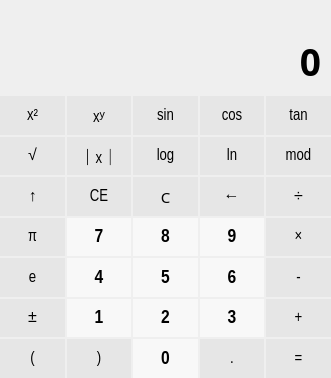
Before: the Qt Designer form template/content/calculator/scientific/scientific.ui in cmh1027/calculator, drawn with Qt 5.
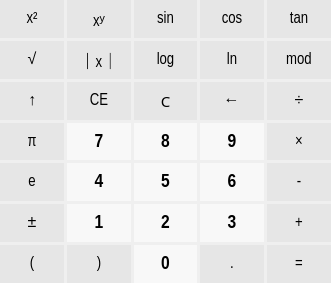
After: the same form once the commit is applied.

The edit to the form file:
```diff
--- a/template/content/calculator/scientific/scientific.ui
+++ b/template/content/calculator/scientific/scientific.ui
@@ -7,13 +7,13 @@
     <x>0</x>
     <y>0</y>
     <width>331</width>
-    <height>378</height>
+    <height>283</height>
    </rect>
   </property>
   <property name="windowTitle">
    <string>Form</string>
   </property>
-  <layout class="QVBoxLayout" name="verticalLayout_4">
+  <layout class="QGridLayout" name="gridLayout">
    <property name="leftMargin">
     <number>0</number>
    </property>
@@ -26,108 +26,12 @@
    <property name="bottomMargin">
     <number>0</number>
    </property>
-   <item>
-    <layout class="QVBoxLayout" name="verticalLayout">
      <property name="spacing">
-      <number>0</number>
-     </property>
-     <property name="leftMargin">
-      <number>0</number>
-     </property>
-     <property name="topMargin">
-      <number>0</number>
-     </property>
-     <property name="rightMargin">
-      <number>0</number>
-     </property>
-     <property name="bottomMargin">
-      <number>0</number>
-     </property>
-     <item>
-      <layout class="QVBoxLayout" name="verticalLayout_3">
-       <property name="rightMargin">
-        <number>10</number>
-       </property>
-       <item>
-        <widget class="QLabel" name="intermediateLabel">
+    <number>3</number>
+   </property>
+   <item row="0" column="0">
+    <widget class="QPushButton" name="sqrButton">
          <property name="sizePolicy">
-          <sizepolicy hsizetype="Preferred" vsizetype="Fixed">
-           <horstretch>0</horstretch>
-           <verstretch>0</verstretch>
-          </sizepolicy>
-         </property>
-         <property name="font">
-          <font>
-           <family>Agency FB</family>
-           <pointsize>14</pointsize>
-           <weight>75</weight>
-           <bold>true</bold>
-          </font>
-         </property>
-         <property name="styleSheet">
-          <string notr="true">color: rgb(175, 175, 175);</string>
-         </property>
-         <property name="text">
-          <string/>
-         </property>
-         <property name="alignment">
-          <set>Qt::AlignRight|Qt::AlignTrailing|Qt::AlignVCenter</set>
-         </property>
-        </widget>
-       </item>
-      </layout>
-     </item>
-     <item>
-      <layout class="QVBoxLayout" name="verticalLayout_2">
-       <property name="rightMargin">
-        <number>10</number>
-       </property>
-       <item>
-        <widget class="QLabel" name="resultLabel">
-         <property name="minimumSize">
-          <size>
-           <width>0</width>
-           <height>70</height>
-          </size>
-         </property>
-         <property name="font">
-          <font>
-           <family>Agency FB</family>
-           <pointsize>28</pointsize>
-           <weight>75</weight>
-           <bold>true</bold>
-          </font>
-         </property>
-         <property name="text">
-          <string>0</string>
-         </property>
-         <property name="alignment">
-          <set>Qt::AlignRight|Qt::AlignTrailing|Qt::AlignVCenter</set>
-         </property>
-        </widget>
-       </item>
-      </layout>
-     </item>
-     <item>
-      <layout class="QGridLayout" name="buttonLayout">
-       <property name="leftMargin">
-        <number>0</number>
-       </property>
-       <property name="topMargin">
-        <number>0</number>
-       </property>
-       <property name="rightMargin">
-        <number>0</number>
-       </property>
-       <property name="bottomMargin">
-        <number>0</number>
-       </property>
-       <property name="spacing">
-        <number>2</number>
-       </property>
-       <item row="6" column="2">
-        <widget class="QPushButton" name="num0Button">
-         <property name="sizePolicy">
           <sizepolicy hsizetype="Expanding" vsizetype="Expanding">
            <horstretch>0</horstretch>
            <verstretch>0</verstretch>
@@ -142,23 +46,21 @@
          <property name="font">
           <font>
            <family>Arial Narrow</family>
-           <pointsize>14</pointsize>
-           <weight>75</weight>
-           <bold>true</bold>
+       <pointsize>12</pointsize>
           </font>
          </property>
          <property name="styleSheet">
-          <string notr="true">QPushButton{background-color: rgb(248, 248, 248);border: none;} 
+      <string notr="true">QPushButton{background-color: rgb(230, 230, 230);border: none;} 
 QPushButton:hover{background-color: rgb(195, 195, 195);}
 </string>
          </property>
          <property name="text">
-          <string>0</string>
+      <string>x²</string>
          </property>
         </widget>
        </item>
-       <item row="4" column="4">
-        <widget class="QPushButton" name="minusButton">
+   <item row="0" column="1">
+    <widget class="QPushButton" name="powButton">
          <property name="sizePolicy">
           <sizepolicy hsizetype="Expanding" vsizetype="Expanding">
            <horstretch>0</horstretch>
@@ -183,12 +85,12 @@
 </string>
          </property>
          <property name="text">
-          <string>-</string>
+      <string>xʸ</string>
          </property>
         </widget>
        </item>
-       <item row="1" column="4">
-        <widget class="QPushButton" name="modButton">
+   <item row="0" column="2">
+    <widget class="QPushButton" name="sinButton">
          <property name="sizePolicy">
           <sizepolicy hsizetype="Expanding" vsizetype="Expanding">
            <horstretch>0</horstretch>
@@ -213,12 +115,12 @@
 </string>
          </property>
          <property name="text">
-          <string>mod</string>
+      <string>sin</string>
          </property>
         </widget>
        </item>
-       <item row="3" column="0">
-        <widget class="QPushButton" name="piButton">
+   <item row="0" column="3">
+    <widget class="QPushButton" name="cosButton">
          <property name="sizePolicy">
           <sizepolicy hsizetype="Expanding" vsizetype="Expanding">
            <horstretch>0</horstretch>
@@ -243,7 +145,7 @@
 </string>
          </property>
          <property name="text">
-          <string>π</string>
+      <string>cos</string>
          </property>
         </widget>
        </item>
@@ -277,6 +179,96 @@
          </property>
         </widget>
        </item>
+   <item row="1" column="0">
+    <widget class="QPushButton" name="sqrtButton">
+     <property name="sizePolicy">
+      <sizepolicy hsizetype="Expanding" vsizetype="Expanding">
+       <horstretch>0</horstretch>
+       <verstretch>0</verstretch>
+      </sizepolicy>
+     </property>
+     <property name="minimumSize">
+      <size>
+       <width>55</width>
+       <height>30</height>
+      </size>
+     </property>
+     <property name="font">
+      <font>
+       <family>Arial Narrow</family>
+       <pointsize>12</pointsize>
+      </font>
+     </property>
+     <property name="styleSheet">
+      <string notr="true">QPushButton{background-color: rgb(230, 230, 230);border: none;} 
+QPushButton:hover{background-color: rgb(195, 195, 195);}
+</string>
+     </property>
+     <property name="text">
+      <string>√</string>
+     </property>
+    </widget>
+   </item>
+   <item row="1" column="1">
+    <widget class="QPushButton" name="absButton">
+     <property name="sizePolicy">
+      <sizepolicy hsizetype="Expanding" vsizetype="Expanding">
+       <horstretch>0</horstretch>
+       <verstretch>0</verstretch>
+      </sizepolicy>
+     </property>
+     <property name="minimumSize">
+      <size>
+       <width>55</width>
+       <height>30</height>
+      </size>
+     </property>
+     <property name="font">
+      <font>
+       <family>Arial Narrow</family>
+       <pointsize>12</pointsize>
+      </font>
+     </property>
+     <property name="styleSheet">
+      <string notr="true">QPushButton{background-color: rgb(230, 230, 230);border: none;} 
+QPushButton:hover{background-color: rgb(195, 195, 195);}
+</string>
+     </property>
+     <property name="text">
+      <string>｜x｜</string>
+     </property>
+    </widget>
+   </item>
+   <item row="1" column="2">
+    <widget class="QPushButton" name="logButton">
+     <property name="sizePolicy">
+      <sizepolicy hsizetype="Expanding" vsizetype="Expanding">
+       <horstretch>0</horstretch>
+       <verstretch>0</verstretch>
+      </sizepolicy>
+     </property>
+     <property name="minimumSize">
+      <size>
+       <width>55</width>
+       <height>30</height>
+      </size>
+     </property>
+     <property name="font">
+      <font>
+       <family>Arial Narrow</family>
+       <pointsize>12</pointsize>
+      </font>
+     </property>
+     <property name="styleSheet">
+      <string notr="true">QPushButton{background-color: rgb(230, 230, 230);border: none;} 
+QPushButton:hover{background-color: rgb(195, 195, 195);}
+</string>
+     </property>
+     <property name="text">
+      <string>log</string>
+     </property>
+    </widget>
+   </item>
        <item row="1" column="3">
         <widget class="QPushButton" name="lnButton">
          <property name="sizePolicy">
@@ -307,6 +299,66 @@
          </property>
         </widget>
        </item>
+   <item row="1" column="4">
+    <widget class="QPushButton" name="modButton">
+     <property name="sizePolicy">
+      <sizepolicy hsizetype="Expanding" vsizetype="Expanding">
+       <horstretch>0</horstretch>
+       <verstretch>0</verstretch>
+      </sizepolicy>
+     </property>
+     <property name="minimumSize">
+      <size>
+       <width>55</width>
+       <height>30</height>
+      </size>
+     </property>
+     <property name="font">
+      <font>
+       <family>Arial Narrow</family>
+       <pointsize>12</pointsize>
+      </font>
+     </property>
+     <property name="styleSheet">
+      <string notr="true">QPushButton{background-color: rgb(230, 230, 230);border: none;} 
+QPushButton:hover{background-color: rgb(195, 195, 195);}
+</string>
+     </property>
+     <property name="text">
+      <string>mod</string>
+     </property>
+    </widget>
+   </item>
+   <item row="2" column="0">
+    <widget class="QPushButton" name="changeButton">
+     <property name="sizePolicy">
+      <sizepolicy hsizetype="Expanding" vsizetype="Expanding">
+       <horstretch>0</horstretch>
+       <verstretch>0</verstretch>
+      </sizepolicy>
+     </property>
+     <property name="minimumSize">
+      <size>
+       <width>55</width>
+       <height>30</height>
+      </size>
+     </property>
+     <property name="font">
+      <font>
+       <family>Arial Narrow</family>
+       <pointsize>12</pointsize>
+      </font>
+     </property>
+     <property name="styleSheet">
+      <string notr="true">QPushButton{background-color: rgb(230, 230, 230);border: none;} 
+QPushButton:hover{background-color: rgb(195, 195, 195);}
+</string>
+     </property>
+     <property name="text">
+      <string>↑</string>
+     </property>
+    </widget>
+   </item>
        <item row="2" column="1">
         <widget class="QPushButton" name="ceButton">
          <property name="sizePolicy">
@@ -337,36 +389,6 @@
          </property>
         </widget>
        </item>
-       <item row="1" column="2">
-        <widget class="QPushButton" name="logButton">
-         <property name="sizePolicy">
-          <sizepolicy hsizetype="Expanding" vsizetype="Expanding">
-           <horstretch>0</horstretch>
-           <verstretch>0</verstretch>
-          </sizepolicy>
-         </property>
-         <property name="minimumSize">
-          <size>
-           <width>55</width>
-           <height>30</height>
-          </size>
-         </property>
-         <property name="font">
-          <font>
-           <family>Arial Narrow</family>
-           <pointsize>12</pointsize>
-          </font>
-         </property>
-         <property name="styleSheet">
-          <string notr="true">QPushButton{background-color: rgb(230, 230, 230);border: none;} 
-QPushButton:hover{background-color: rgb(195, 195, 195);}
-</string>
-         </property>
-         <property name="text">
-          <string>log</string>
-         </property>
-        </widget>
-       </item>
        <item row="2" column="2">
         <widget class="QPushButton" name="cbutton">
          <property name="sizePolicy">
@@ -397,36 +419,6 @@
          </property>
         </widget>
        </item>
-       <item row="0" column="3">
-        <widget class="QPushButton" name="cosButton">
-         <property name="sizePolicy">
-          <sizepolicy hsizetype="Expanding" vsizetype="Expanding">
-           <horstretch>0</horstretch>
-           <verstretch>0</verstretch>
-          </sizepolicy>
-         </property>
-         <property name="minimumSize">
-          <size>
-           <width>55</width>
-           <height>30</height>
-          </size>
-         </property>
-         <property name="font">
-          <font>
-           <family>Arial Narrow</family>
-           <pointsize>12</pointsize>
-          </font>
-         </property>
-         <property name="styleSheet">
-          <string notr="true">QPushButton{background-color: rgb(230, 230, 230);border: none;} 
-QPushButton:hover{background-color: rgb(195, 195, 195);}
-</string>
-         </property>
-         <property name="text">
-          <string>cos</string>
-         </property>
-        </widget>
-       </item>
        <item row="2" column="3">
         <widget class="QPushButton" name="eraseButton">
          <property name="sizePolicy">
@@ -457,8 +449,8 @@
          </property>
         </widget>
        </item>
-       <item row="0" column="2">
-        <widget class="QPushButton" name="sinButton">
+   <item row="2" column="4">
+    <widget class="QPushButton" name="divideButton">
          <property name="sizePolicy">
           <sizepolicy hsizetype="Expanding" vsizetype="Expanding">
            <horstretch>0</horstretch>
@@ -483,12 +475,12 @@
 </string>
          </property>
          <property name="text">
-          <string>sin</string>
+      <string>÷</string>
          </property>
         </widget>
        </item>
-       <item row="0" column="1">
-        <widget class="QPushButton" name="powButton">
+   <item row="3" column="0">
+    <widget class="QPushButton" name="piButton">
          <property name="sizePolicy">
           <sizepolicy hsizetype="Expanding" vsizetype="Expanding">
            <horstretch>0</horstretch>
@@ -513,129 +505,7 @@
 </string>
          </property>
          <property name="text">
-          <string>xʸ</string>
-         </property>
-        </widget>
-       </item>
-       <item row="1" column="0">
-        <widget class="QPushButton" name="sqrtButton">
-         <property name="sizePolicy">
-          <sizepolicy hsizetype="Expanding" vsizetype="Expanding">
-           <horstretch>0</horstretch>
-           <verstretch>0</verstretch>
-          </sizepolicy>
-         </property>
-         <property name="minimumSize">
-          <size>
-           <width>55</width>
-           <height>30</height>
-          </size>
-         </property>
-         <property name="font">
-          <font>
-           <family>Arial Narrow</family>
-           <pointsize>12</pointsize>
-          </font>
-         </property>
-         <property name="styleSheet">
-          <string notr="true">QPushButton{background-color: rgb(230, 230, 230);border: none;} 
-QPushButton:hover{background-color: rgb(195, 195, 195);}
-</string>
-         </property>
-         <property name="text">
-          <string>√</string>
-         </property>
-        </widget>
-       </item>
-       <item row="3" column="2">
-        <widget class="QPushButton" name="num8Button">
-         <property name="sizePolicy">
-          <sizepolicy hsizetype="Expanding" vsizetype="Expanding">
-           <horstretch>0</horstretch>
-           <verstretch>0</verstretch>
-          </sizepolicy>
-         </property>
-         <property name="minimumSize">
-          <size>
-           <width>55</width>
-           <height>30</height>
-          </size>
-         </property>
-         <property name="font">
-          <font>
-           <family>Arial Narrow</family>
-           <pointsize>14</pointsize>
-           <weight>75</weight>
-           <bold>true</bold>
-          </font>
-         </property>
-         <property name="styleSheet">
-          <string notr="true">QPushButton{background-color: rgb(248, 248, 248);border: none;} 
-QPushButton:hover{background-color: rgb(195, 195, 195);}
-</string>
-         </property>
-         <property name="text">
-          <string>8</string>
-         </property>
-        </widget>
-       </item>
-       <item row="1" column="1">
-        <widget class="QPushButton" name="absButton">
-         <property name="sizePolicy">
-          <sizepolicy hsizetype="Expanding" vsizetype="Expanding">
-           <horstretch>0</horstretch>
-           <verstretch>0</verstretch>
-          </sizepolicy>
-         </property>
-         <property name="minimumSize">
-          <size>
-           <width>55</width>
-           <height>30</height>
-          </size>
-         </property>
-         <property name="font">
-          <font>
-           <family>Arial Narrow</family>
-           <pointsize>12</pointsize>
-          </font>
-         </property>
-         <property name="styleSheet">
-          <string notr="true">QPushButton{background-color: rgb(230, 230, 230);border: none;} 
-QPushButton:hover{background-color: rgb(195, 195, 195);}
-</string>
-         </property>
-         <property name="text">
-          <string>｜x｜</string>
-         </property>
-        </widget>
-       </item>
-       <item row="5" column="0">
-        <widget class="QPushButton" name="negateButton">
-         <property name="sizePolicy">
-          <sizepolicy hsizetype="Expanding" vsizetype="Expanding">
-           <horstretch>0</horstretch>
-           <verstretch>0</verstretch>
-          </sizepolicy>
-         </property>
-         <property name="minimumSize">
-          <size>
-           <width>55</width>
-           <height>30</height>
-          </size>
-         </property>
-         <property name="font">
-          <font>
-           <family>Arial Narrow</family>
-           <pointsize>12</pointsize>
-          </font>
-         </property>
-         <property name="styleSheet">
-          <string notr="true">QPushButton{background-color: rgb(230, 230, 230);border: none;} 
-QPushButton:hover{background-color: rgb(195, 195, 195);}
-</string>
-         </property>
-         <property name="text">
-          <string>±</string>
+      <string>π</string>
          </property>
         </widget>
        </item>
@@ -671,8 +541,8 @@
          </property>
         </widget>
        </item>
-       <item row="4" column="1">
-        <widget class="QPushButton" name="num4Button">
+   <item row="3" column="2">
+    <widget class="QPushButton" name="num8Button">
          <property name="sizePolicy">
           <sizepolicy hsizetype="Expanding" vsizetype="Expanding">
            <horstretch>0</horstretch>
@@ -699,7 +569,7 @@
 </string>
          </property>
          <property name="text">
-          <string>4</string>
+      <string>8</string>
          </property>
         </widget>
        </item>
@@ -735,6 +605,98 @@
          </property>
         </widget>
        </item>
+   <item row="3" column="4">
+    <widget class="QPushButton" name="multiplyButton">
+     <property name="sizePolicy">
+      <sizepolicy hsizetype="Expanding" vsizetype="Expanding">
+       <horstretch>0</horstretch>
+       <verstretch>0</verstretch>
+      </sizepolicy>
+     </property>
+     <property name="minimumSize">
+      <size>
+       <width>55</width>
+       <height>30</height>
+      </size>
+     </property>
+     <property name="font">
+      <font>
+       <family>Arial Narrow</family>
+       <pointsize>12</pointsize>
+      </font>
+     </property>
+     <property name="styleSheet">
+      <string notr="true">QPushButton{background-color: rgb(230, 230, 230);border: none;} 
+QPushButton:hover{background-color: rgb(195, 195, 195);}
+</string>
+     </property>
+     <property name="text">
+      <string>×</string>
+     </property>
+    </widget>
+   </item>
+   <item row="4" column="0">
+    <widget class="QPushButton" name="eButton">
+     <property name="sizePolicy">
+      <sizepolicy hsizetype="Expanding" vsizetype="Expanding">
+       <horstretch>0</horstretch>
+       <verstretch>0</verstretch>
+      </sizepolicy>
+     </property>
+     <property name="minimumSize">
+      <size>
+       <width>55</width>
+       <height>30</height>
+      </size>
+     </property>
+     <property name="font">
+      <font>
+       <family>Arial Narrow</family>
+       <pointsize>12</pointsize>
+      </font>
+     </property>
+     <property name="styleSheet">
+      <string notr="true">QPushButton{background-color: rgb(230, 230, 230);border: none;} 
+QPushButton:hover{background-color: rgb(195, 195, 195);}
+</string>
+     </property>
+     <property name="text">
+      <string>e</string>
+     </property>
+    </widget>
+   </item>
+   <item row="4" column="1">
+    <widget class="QPushButton" name="num4Button">
+     <property name="sizePolicy">
+      <sizepolicy hsizetype="Expanding" vsizetype="Expanding">
+       <horstretch>0</horstretch>
+       <verstretch>0</verstretch>
+      </sizepolicy>
+     </property>
+     <property name="minimumSize">
+      <size>
+       <width>55</width>
+       <height>30</height>
+      </size>
+     </property>
+     <property name="font">
+      <font>
+       <family>Arial Narrow</family>
+       <pointsize>14</pointsize>
+       <weight>75</weight>
+       <bold>true</bold>
+      </font>
+     </property>
+     <property name="styleSheet">
+      <string notr="true">QPushButton{background-color: rgb(248, 248, 248);border: none;} 
+QPushButton:hover{background-color: rgb(195, 195, 195);}
+</string>
+     </property>
+     <property name="text">
+      <string>4</string>
+     </property>
+    </widget>
+   </item>
        <item row="4" column="2">
         <widget class="QPushButton" name="num5Button">
          <property name="sizePolicy">
@@ -799,8 +761,8 @@
          </property>
         </widget>
        </item>
-       <item row="5" column="2">
-        <widget class="QPushButton" name="num2Button">
+   <item row="4" column="4">
+    <widget class="QPushButton" name="minusButton">
          <property name="sizePolicy">
           <sizepolicy hsizetype="Expanding" vsizetype="Expanding">
            <horstretch>0</horstretch>
@@ -816,18 +778,46 @@
          <property name="font">
           <font>
            <family>Arial Narrow</family>
-           <pointsize>14</pointsize>
-           <weight>75</weight>
-           <bold>true</bold>
+       <pointsize>12</pointsize>
           </font>
          </property>
          <property name="styleSheet">
-          <string notr="true">QPushButton{background-color: rgb(248, 248, 248);border: none;} 
+      <string notr="true">QPushButton{background-color: rgb(230, 230, 230);border: none;} 
 QPushButton:hover{background-color: rgb(195, 195, 195);}
 </string>
          </property>
          <property name="text">
-          <string>2</string>
+      <string>-</string>
+     </property>
+    </widget>
+   </item>
+   <item row="5" column="0">
+    <widget class="QPushButton" name="negateButton">
+     <property name="sizePolicy">
+      <sizepolicy hsizetype="Expanding" vsizetype="Expanding">
+       <horstretch>0</horstretch>
+       <verstretch>0</verstretch>
+      </sizepolicy>
+     </property>
+     <property name="minimumSize">
+      <size>
+       <width>55</width>
+       <height>30</height>
+      </size>
+     </property>
+     <property name="font">
+      <font>
+       <family>Arial Narrow</family>
+       <pointsize>12</pointsize>
+      </font>
+     </property>
+     <property name="styleSheet">
+      <string notr="true">QPushButton{background-color: rgb(230, 230, 230);border: none;} 
+QPushButton:hover{background-color: rgb(195, 195, 195);}
+</string>
+     </property>
+     <property name="text">
+      <string>±</string>
          </property>
         </widget>
        </item>
@@ -863,6 +853,38 @@
          </property>
         </widget>
        </item>
+   <item row="5" column="2">
+    <widget class="QPushButton" name="num2Button">
+     <property name="sizePolicy">
+      <sizepolicy hsizetype="Expanding" vsizetype="Expanding">
+       <horstretch>0</horstretch>
+       <verstretch>0</verstretch>
+      </sizepolicy>
+     </property>
+     <property name="minimumSize">
+      <size>
+       <width>55</width>
+       <height>30</height>
+      </size>
+     </property>
+     <property name="font">
+      <font>
+       <family>Arial Narrow</family>
+       <pointsize>14</pointsize>
+       <weight>75</weight>
+       <bold>true</bold>
+      </font>
+     </property>
+     <property name="styleSheet">
+      <string notr="true">QPushButton{background-color: rgb(248, 248, 248);border: none;} 
+QPushButton:hover{background-color: rgb(195, 195, 195);}
+</string>
+     </property>
+     <property name="text">
+      <string>2</string>
+     </property>
+    </widget>
+   </item>
        <item row="5" column="3">
         <widget class="QPushButton" name="num3Button">
          <property name="sizePolicy">
@@ -895,216 +917,6 @@
          </property>
         </widget>
        </item>
-       <item row="4" column="0">
-        <widget class="QPushButton" name="eButton">
-         <property name="sizePolicy">
-          <sizepolicy hsizetype="Expanding" vsizetype="Expanding">
-           <horstretch>0</horstretch>
-           <verstretch>0</verstretch>
-          </sizepolicy>
-         </property>
-         <property name="minimumSize">
-          <size>
-           <width>55</width>
-           <height>30</height>
-          </size>
-         </property>
-         <property name="font">
-          <font>
-           <family>Arial Narrow</family>
-           <pointsize>12</pointsize>
-          </font>
-         </property>
-         <property name="styleSheet">
-          <string notr="true">QPushButton{background-color: rgb(230, 230, 230);border: none;} 
-QPushButton:hover{background-color: rgb(195, 195, 195);}
-</string>
-         </property>
-         <property name="text">
-          <string>e</string>
-         </property>
-        </widget>
-       </item>
-       <item row="0" column="0">
-        <widget class="QPushButton" name="sqrButton">
-         <property name="sizePolicy">
-          <sizepolicy hsizetype="Expanding" vsizetype="Expanding">
-           <horstretch>0</horstretch>
-           <verstretch>0</verstretch>
-          </sizepolicy>
-         </property>
-         <property name="minimumSize">
-          <size>
-           <width>55</width>
-           <height>30</height>
-          </size>
-         </property>
-         <property name="font">
-          <font>
-           <family>Arial Narrow</family>
-           <pointsize>12</pointsize>
-          </font>
-         </property>
-         <property name="styleSheet">
-          <string notr="true">QPushButton{background-color: rgb(230, 230, 230);border: none;} 
-QPushButton:hover{background-color: rgb(195, 195, 195);}
-</string>
-         </property>
-         <property name="text">
-          <string>x²</string>
-         </property>
-        </widget>
-       </item>
-       <item row="6" column="1">
-        <widget class="QPushButton" name="rightBracketButton">
-         <property name="sizePolicy">
-          <sizepolicy hsizetype="Expanding" vsizetype="Expanding">
-           <horstretch>0</horstretch>
-           <verstretch>0</verstretch>
-          </sizepolicy>
-         </property>
-         <property name="minimumSize">
-          <size>
-           <width>55</width>
-           <height>30</height>
-          </size>
-         </property>
-         <property name="font">
-          <font>
-           <family>Arial Narrow</family>
-           <pointsize>12</pointsize>
-          </font>
-         </property>
-         <property name="styleSheet">
-          <string notr="true">QPushButton{background-color: rgb(230, 230, 230);border: none;} 
-QPushButton:hover{background-color: rgb(195, 195, 195);}
-</string>
-         </property>
-         <property name="text">
-          <string>)</string>
-         </property>
-        </widget>
-       </item>
-       <item row="6" column="4">
-        <widget class="QPushButton" name="equalButton">
-         <property name="sizePolicy">
-          <sizepolicy hsizetype="Expanding" vsizetype="Expanding">
-           <horstretch>0</horstretch>
-           <verstretch>0</verstretch>
-          </sizepolicy>
-         </property>
-         <property name="minimumSize">
-          <size>
-           <width>55</width>
-           <height>30</height>
-          </size>
-         </property>
-         <property name="font">
-          <font>
-           <family>Arial Narrow</family>
-           <pointsize>12</pointsize>
-          </font>
-         </property>
-         <property name="styleSheet">
-          <string notr="true">QPushButton{background-color: rgb(230, 230, 230);border: none;} 
-QPushButton:hover{background-color: rgb(195, 195, 195);}
-</string>
-         </property>
-         <property name="text">
-          <string>=</string>
-         </property>
-        </widget>
-       </item>
-       <item row="2" column="4">
-        <widget class="QPushButton" name="divideButton">
-         <property name="sizePolicy">
-          <sizepolicy hsizetype="Expanding" vsizetype="Expanding">
-           <horstretch>0</horstretch>
-           <verstretch>0</verstretch>
-          </sizepolicy>
-         </property>
-         <property name="minimumSize">
-          <size>
-           <width>55</width>
-           <height>30</height>
-          </size>
-         </property>
-         <property name="font">
-          <font>
-           <family>Arial Narrow</family>
-           <pointsize>12</pointsize>
-          </font>
-         </property>
-         <property name="styleSheet">
-          <string notr="true">QPushButton{background-color: rgb(230, 230, 230);border: none;} 
-QPushButton:hover{background-color: rgb(195, 195, 195);}
-</string>
-         </property>
-         <property name="text">
-          <string>÷</string>
-         </property>
-        </widget>
-       </item>
-       <item row="3" column="4">
-        <widget class="QPushButton" name="multiplyButton">
-         <property name="sizePolicy">
-          <sizepolicy hsizetype="Expanding" vsizetype="Expanding">
-           <horstretch>0</horstretch>
-           <verstretch>0</verstretch>
-          </sizepolicy>
-         </property>
-         <property name="minimumSize">
-          <size>
-           <width>55</width>
-           <height>30</height>
-          </size>
-         </property>
-         <property name="font">
-          <font>
-           <family>Arial Narrow</family>
-           <pointsize>12</pointsize>
-          </font>
-         </property>
-         <property name="styleSheet">
-          <string notr="true">QPushButton{background-color: rgb(230, 230, 230);border: none;} 
-QPushButton:hover{background-color: rgb(195, 195, 195);}
-</string>
-         </property>
-         <property name="text">
-          <string>×</string>
-         </property>
-        </widget>
-       </item>
-       <item row="6" column="3">
-        <widget class="QPushButton" name="dotButton">
-         <property name="sizePolicy">
-          <sizepolicy hsizetype="Expanding" vsizetype="Expanding">
-           <horstretch>0</horstretch>
-           <verstretch>0</verstretch>
-          </sizepolicy>
-         </property>
-         <property name="minimumSize">
-          <size>
-           <width>55</width>
-           <height>30</height>
-          </size>
-         </property>
-         <property name="font">
-          <font>
-           <family>Arial Narrow</family>
-           <pointsize>12</pointsize>
-          </font>
-         </property>
-         <property name="styleSheet">
-          <string notr="true">QPushButton{background-color: rgb(230, 230, 230);border: none;} 
-QPushButton:hover{background-color: rgb(195, 195, 195);}
-</string>
-         </property>
-         <property name="text">
-          <string>.</string>
-         </property>
-        </widget>
-       </item>
        <item row="5" column="4">
         <widget class="QPushButton" name="plusButton">
          <property name="sizePolicy">
@@ -1165,8 +977,8 @@
          </property>
         </widget>
        </item>
-       <item row="2" column="0">
-        <widget class="QPushButton" name="changeButton">
+   <item row="6" column="1">
+    <widget class="QPushButton" name="rightBracketButton">
          <property name="sizePolicy">
           <sizepolicy hsizetype="Expanding" vsizetype="Expanding">
            <horstretch>0</horstretch>
@@ -1191,13 +1003,101 @@
 </string>
          </property>
          <property name="text">
-          <string>↑</string>
+      <string>)</string>
          </property>
         </widget>
        </item>
-      </layout>
-     </item>
-    </layout>
+   <item row="6" column="2">
+    <widget class="QPushButton" name="num0Button">
+     <property name="sizePolicy">
+      <sizepolicy hsizetype="Expanding" vsizetype="Expanding">
+       <horstretch>0</horstretch>
+       <verstretch>0</verstretch>
+      </sizepolicy>
+     </property>
+     <property name="minimumSize">
+      <size>
+       <width>55</width>
+       <height>30</height>
+      </size>
+     </property>
+     <property name="font">
+      <font>
+       <family>Arial Narrow</family>
+       <pointsize>14</pointsize>
+       <weight>75</weight>
+       <bold>true</bold>
+      </font>
+     </property>
+     <property name="styleSheet">
+      <string notr="true">QPushButton{background-color: rgb(248, 248, 248);border: none;} 
+QPushButton:hover{background-color: rgb(195, 195, 195);}
+</string>
+     </property>
+     <property name="text">
+      <string>0</string>
+     </property>
+    </widget>
+   </item>
+   <item row="6" column="3">
+    <widget class="QPushButton" name="dotButton">
+     <property name="sizePolicy">
+      <sizepolicy hsizetype="Expanding" vsizetype="Expanding">
+       <horstretch>0</horstretch>
+       <verstretch>0</verstretch>
+      </sizepolicy>
+     </property>
+     <property name="minimumSize">
+      <size>
+       <width>55</width>
+       <height>30</height>
+      </size>
+     </property>
+     <property name="font">
+      <font>
+       <family>Arial Narrow</family>
+       <pointsize>12</pointsize>
+      </font>
+     </property>
+     <property name="styleSheet">
+      <string notr="true">QPushButton{background-color: rgb(230, 230, 230);border: none;} 
+QPushButton:hover{background-color: rgb(195, 195, 195);}
+</string>
+     </property>
+     <property name="text">
+      <string>.</string>
+     </property>
+    </widget>
+   </item>
+   <item row="6" column="4">
+    <widget class="QPushButton" name="equalButton">
+     <property name="sizePolicy">
+      <sizepolicy hsizetype="Expanding" vsizetype="Expanding">
+       <horstretch>0</horstretch>
+       <verstretch>0</verstretch>
+      </sizepolicy>
+     </property>
+     <property name="minimumSize">
+      <size>
+       <width>55</width>
+       <height>30</height>
+      </size>
+     </property>
+     <property name="font">
+      <font>
+       <family>Arial Narrow</family>
+       <pointsize>12</pointsize>
+      </font>
+     </property>
+     <property name="styleSheet">
+      <string notr="true">QPushButton{background-color: rgb(230, 230, 230);border: none;} 
+QPushButton:hover{background-color: rgb(195, 195, 195);}
+</string>
+     </property>
+     <property name="text">
+      <string>=</string>
+     </property>
+    </widget>
    </item>
   </layout>
  </widget>
```
Lines whose indentation alone changed are shown as unchanged.
